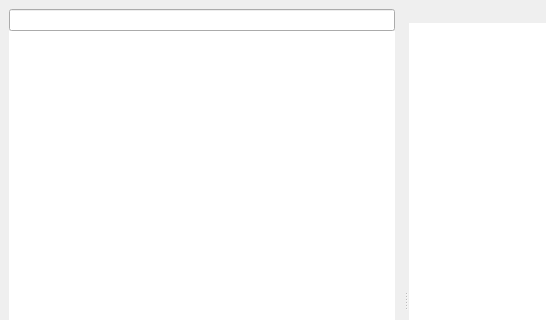
AngryFender/Remini, file mainwindow.ui: the form before one commit; both pictures show x 0 to 546 and y 0 to 320 of the 800 by 600 pixel window.
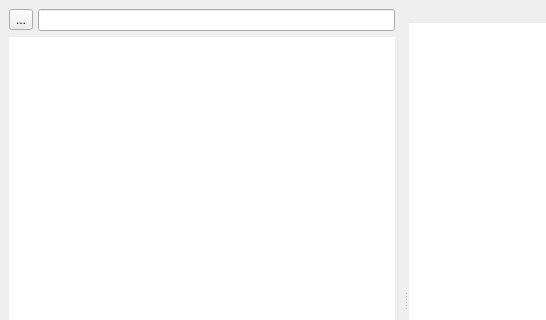
The form after the commit. Custom widgets are drawn as their Qt base class.

Commit message: Github Issue #39: Added button for settings on the top left side of the main application widget.

Diff of the .ui file:
```diff
--- a/mainwindow.ui
+++ b/mainwindow.ui
@@ -57,10 +57,19 @@
          <height>16777215</height>
         </size>
        </property>
-       <layout class="QVBoxLayout" name="verticalLayout_4">
+       <layout class="QVBoxLayout" name="verticalLayout_2">
+        <item>
+         <layout class="QHBoxLayout" name="uiLeftTopPane">
         <property name="spacing">
-         <number>0</number>
-        </property>
+           <number>5</number>
+          </property>
+          <item>
+           <widget class="QToolButton" name="uiSettingBtn">
+            <property name="text">
+             <string>...</string>
+            </property>
+           </widget>
+          </item>
         <item>
          <widget class="QLineEdit" name="uiSearch">
           <property name="sizePolicy">
@@ -82,6 +91,8 @@
            <string/>
           </property>
          </widget>
+          </item>
+         </layout>
         </item>
         <item>
          <widget class="NavigationView" name="uiTreeView">
```
Lines whose indentation alone changed are shown as unchanged.
